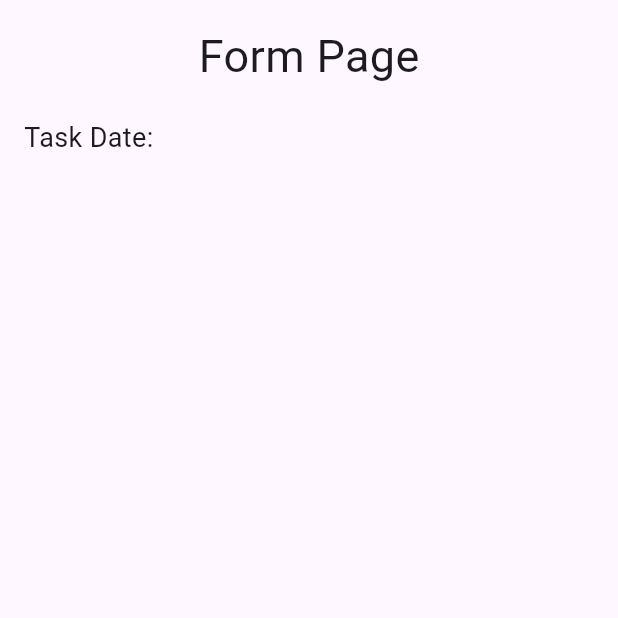
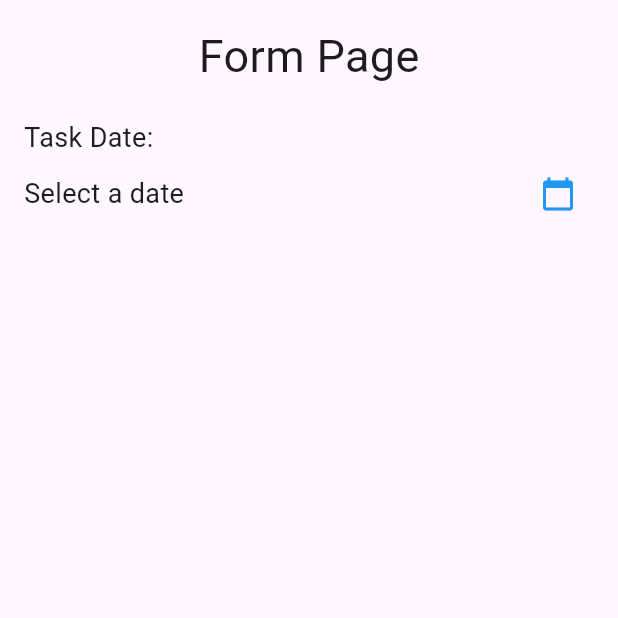
Before and after one commit to emzhran/TodoApp_0118, a Flutter app: the screen it shows after launch, on a phone screen of 412 x 824 dp, the top half of it. Run offline on Flutter 3.47's test engine with Material 3 defaults, Android fonts, the phone set to English and light mode, and no system bars.

Commit message:
menambahkan row untuk menampilkan tanggal dan icon untuk memilih tanggal

```diff
--- a/lib/form_page.dart
+++ b/lib/form_page.dart
@@ -1,5 +1,6 @@
 import 'package:flutter/cupertino.dart';
 import 'package:flutter/material.dart';
+import 'package:intl/intl.dart';
 
 class FormPage extends StatefulWidget {
   const FormPage({super.key});
@@ -127,7 +128,32 @@ class _FormPageState extends State<FormPage> {
                   const Text(
                     'Task Date:',
                     style: TextStyle(fontSize: 18),
-                  )
+                  ),
+                  Row(
+                    mainAxisAlignment: MainAxisAlignment.spaceBetween,
+                    children: [
+                      Expanded(
+                        child: Text(
+                          _selectedDate != null
+                              ? DateFormat('dd-MM-yyyy hh:mm a').format(_selectedDate!)
+                              : 'Select a date',
+                          style: TextStyle(fontSize: 18),
+                        ),
+                      ),
+                      IconButton(
+                        icon: const Icon(Icons.calendar_today, color: Colors.blue),
+                        onPressed: ()=> _showDateTimePicker(context),
+                      ),
+                    ],
+                  ),
+                  if(_dateError != null)
+                  Padding(
+                    padding: const EdgeInsets.only(top: 5),
+                    child: Text(
+                      _dateError!,
+                      style: const TextStyle(color: Colors.red, fontSize: 14),
+                    ),
+                  ),
                 ],
               )
             ],
```
